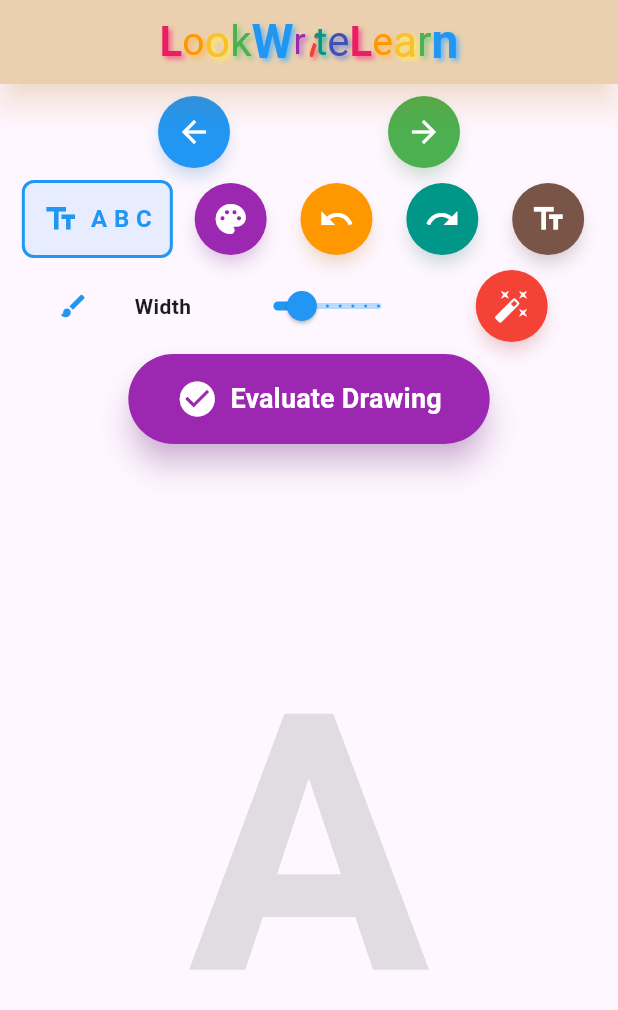
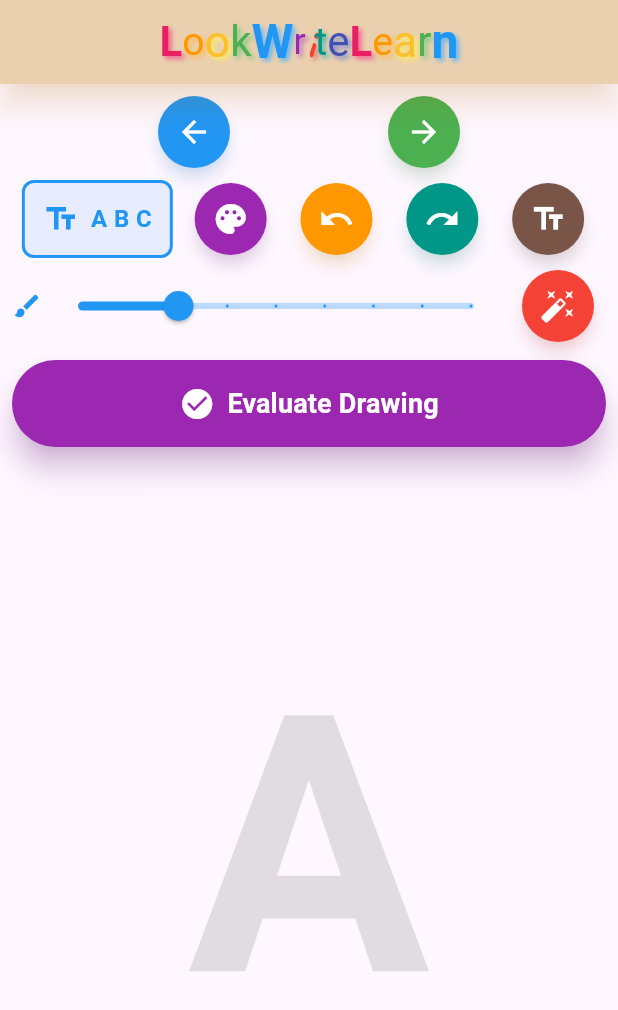
Before and after one commit to sgazz/Look-Write-Learn, a Flutter app: the screen it shows after launch, on a phone screen of 412 x 824 dp. Shown: the top 1010 px of the screen. Run offline on Flutter 3.47's test engine with Material 3 defaults, Android fonts, the phone set to English and light mode, and no system bars; our stand-ins replace google_fonts.

Commit message:
Dugme Evaluate Drawing sada full-width za bolju vidljivost
- Evaluate dugme je sada preko cele širine ekrana u mobile layout-u
- Postavljen odmah ispod Width slider-a
- Mnogo vidljivije i lakše za klikanje na mobilnim uređajima

```diff
--- a/lib/main.dart
+++ b/lib/main.dart
@@ -836,17 +836,14 @@
                               ],
                             ),
                             const SizedBox(height: 8),
-                            // Third row for mobile - Width slider and Clear button
+                            // Third row for mobile - Width slider, Clear, and Evaluate
                             Row(
                               mainAxisAlignment: MainAxisAlignment.spaceEvenly,
                               children: [
                                 const Icon(Icons.brush,
                                     size: 20, color: Colors.blue),
-                                const Text('Width',
-                                    style:
-                                        TextStyle(fontWeight: FontWeight.bold)),
-                                SizedBox(
-                                  width: 120,
+                                Expanded(
+                                  flex: 2,
                                   child: Slider(
                                     value: strokeWidth,
                                     min: 4,
@@ -867,16 +864,15 @@
                                 ),
                               ],
                             ),
-                            const SizedBox(height: 8),
-                            // Fourth row for mobile - Evaluate button
-                            Row(
-                              mainAxisAlignment: MainAxisAlignment.center,
-                              children: [
+                            const SizedBox(height: 12),
+                            // Fourth row for mobile - Evaluate button (full width)
                             _isEvaluating
-                                    ? const CircularProgressIndicator()
-                                    : ElevatedButton.icon(
+                                ? const Center(child: CircularProgressIndicator())
+                                : SizedBox(
+                                    width: double.infinity,
+                                    child: ElevatedButton.icon(
                                       onPressed: _evaluateDrawing,
-                                        icon: const Icon(Icons.check_circle, size: 28),
+                                      icon: const Icon(Icons.check_circle, size: 24),
                                       label: const Text(
                                         'Evaluate Drawing',
                                         style: TextStyle(fontSize: 18, fontWeight: FontWeight.bold),
@@ -892,7 +888,6 @@
                                         shadowColor: Colors.purple.withValues(alpha: 0.5),
                                       ),
                                     ),
-                              ],
                                   ),
                           ],
                         )
```
Lines whose indentation alone changed are shown as unchanged.
